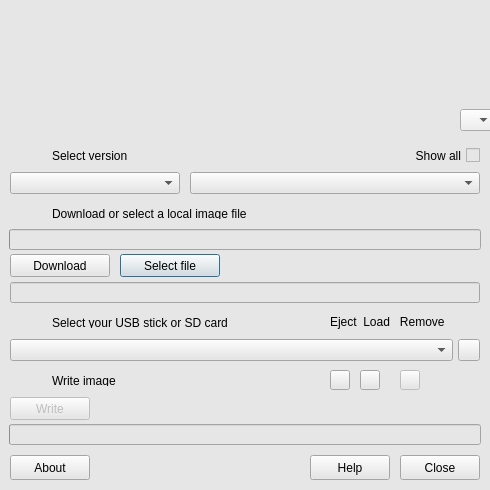
Before: the Qt Designer form creator.ui in LibreELEC/usb-sd-creator, drawn with Qt 5.
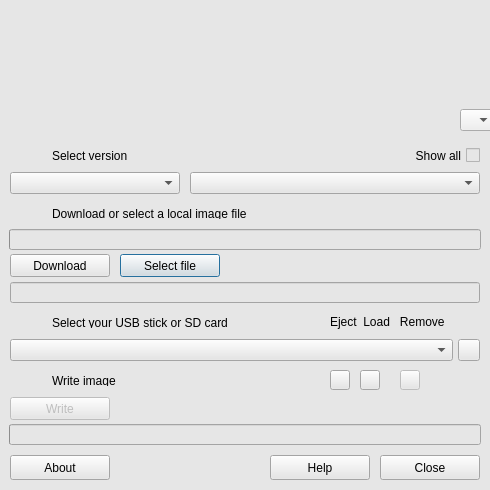
After: the same form once the commit is applied. Icons and pictures are not drawn.

Patch:
```diff
--- a/creator.ui
+++ b/creator.ui
@@ -129,9 +129,9 @@
     <widget class="QPushButton" name="closeAppButton">
      <property name="geometry">
       <rect>
-       <x>400</x>
+       <x>380</x>
        <y>325</y>
-       <width>80</width>
+       <width>100</width>
        <height>25</height>
       </rect>
      </property>
@@ -337,7 +337,7 @@
       <rect>
        <x>10</x>
        <y>325</y>
-       <width>80</width>
+       <width>100</width>
        <height>25</height>
       </rect>
      </property>
@@ -429,7 +429,7 @@
       <rect>
        <x>10</x>
        <y>267</y>
-       <width>80</width>
+       <width>100</width>
        <height>23</height>
       </rect>
      </property>
@@ -440,9 +440,9 @@
     <widget class="QPushButton" name="helpButton">
      <property name="geometry">
       <rect>
-       <x>310</x>
+       <x>270</x>
        <y>325</y>
-       <width>80</width>
+       <width>100</width>
        <height>25</height>
       </rect>
      </property>
```
Left out of the diff: 5 changed lines with no effect on the pictures.
